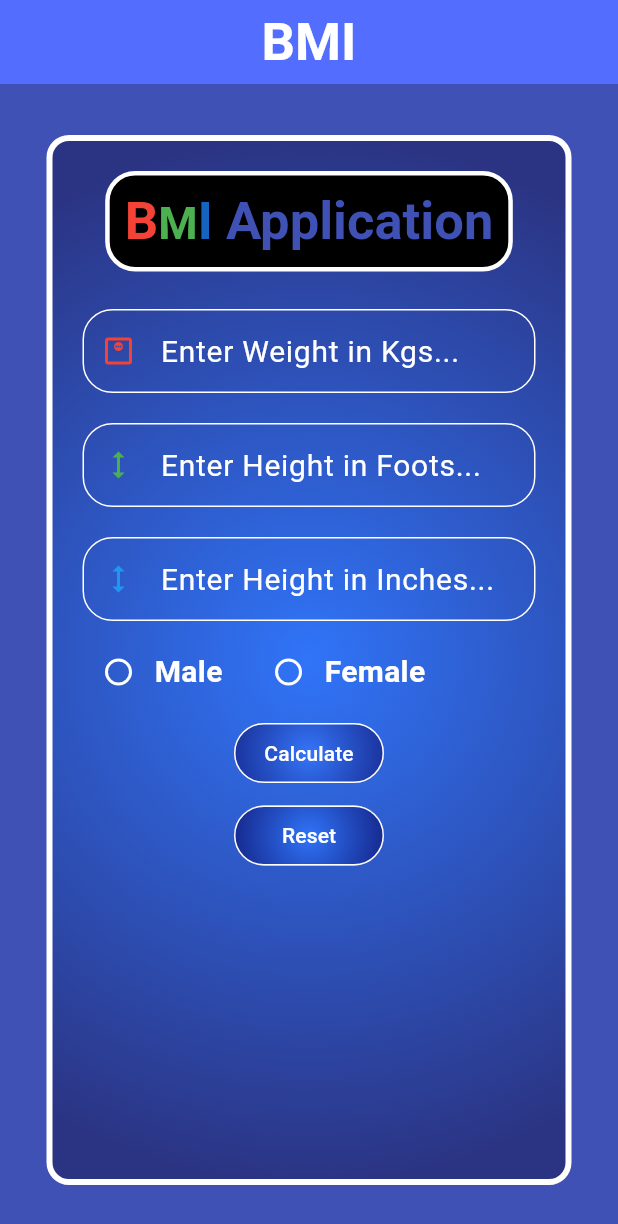
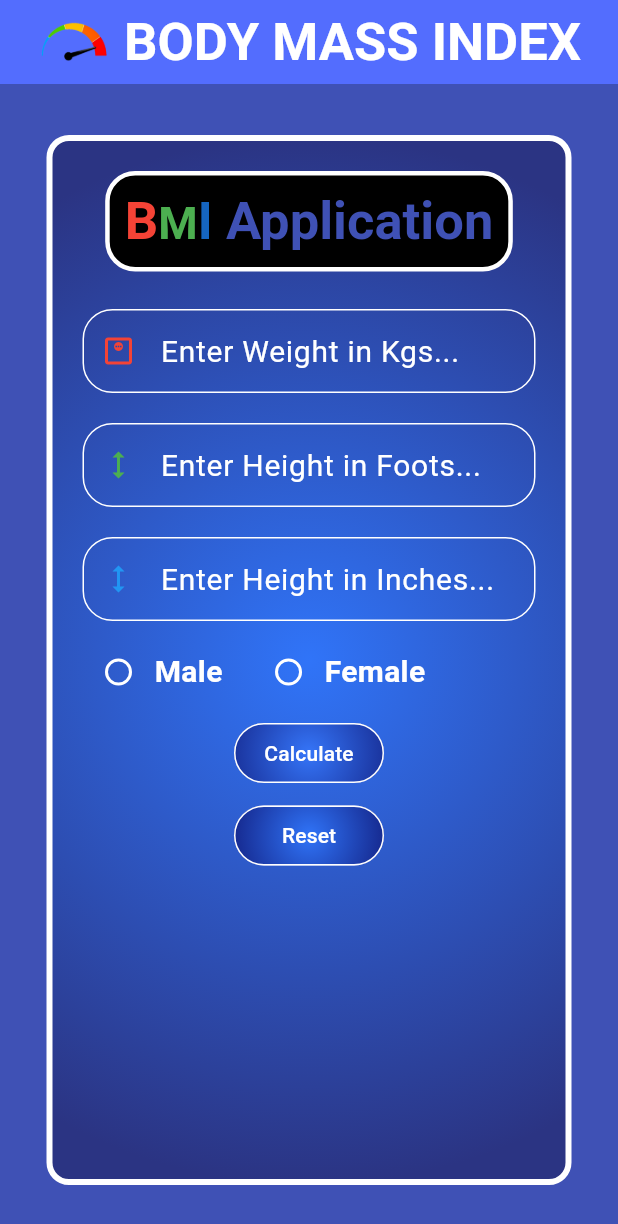
Before and after one commit to Raja-Soni/Body_Mass_Index_Flutter_Application, a Flutter app: the screen it shows after launch, on a phone screen of 412 x 824 dp. Shown: the top 1224 px of the screen. Run offline on Flutter 3.47's test engine with Material 3 defaults, Android fonts, the phone set to English and light mode, and no system bars.

Commit message:
Both FAB(FlatingActionButton) attribute heroTag set to null to fix error in Run and Added Logo with new title name and applied SafeArea widget to Scaffold so now every UI widgets display properly.

```diff
--- a/lib/main.dart
+++ b/lib/main.dart
@@ -51,14 +51,22 @@ class MyHomePageState extends State<MyHomePage> {
   }
   @override
   Widget build(BuildContext context) {
-    return Scaffold(
-      appBar: AppBar(
-        backgroundColor: Colors.indigoAccent,
-        title: Text("BMI",style: TextStyle(fontWeight: FontWeight.bold,fontSize: 35, color: Colors.white)),
-        centerTitle: true,
-      ),
-      body: SafeArea(
-        child: AnimatedContainer(duration: Duration(seconds: 1),
+    return SafeArea(
+      child: Scaffold(
+        appBar: AppBar(
+          backgroundColor: Colors.indigoAccent,
+          title: Row(
+            mainAxisAlignment: MainAxisAlignment.center,
+            children:[
+            Image.asset("assets/images/bmi_logo.png",
+              height: 50, width: 50,
+              fit: BoxFit.scaleDown),
+            SizedBox(width: 8,),
+            Text("BODY MASS INDEX",style: TextStyle(fontWeight: FontWeight.bold,fontSize: 35, color: Colors.white)),
+          ],
+        ),
+        ),
+        body: AnimatedContainer(duration: Duration(seconds: 1),
           color: bgColor,
           child: Center(
             child: Container(
@@ -175,6 +183,7 @@ class MyHomePageState extends State<MyHomePage> {
                                   ),
                               ),
                               child: FloatingActionButton(
+                                heroTag: null,
                                 shape: RoundedRectangleBorder(
                                   borderRadius: BorderRadius.circular(20),
                                 ),
@@ -322,6 +331,7 @@ class MyHomePageState extends State<MyHomePage> {
                                 ),
                               ),
                               child: FloatingActionButton(
+                                  heroTag: null,
                                   foregroundColor: Colors.white,
                                   elevation: 0,
                                   backgroundColor: Colors.transparent,
@@ -381,8 +391,8 @@ class MyHomePageState extends State<MyHomePage> {
                 ),
             ),
           ),
-        ),
-      )
+        )
+      ),
     );
   }
 }
```
